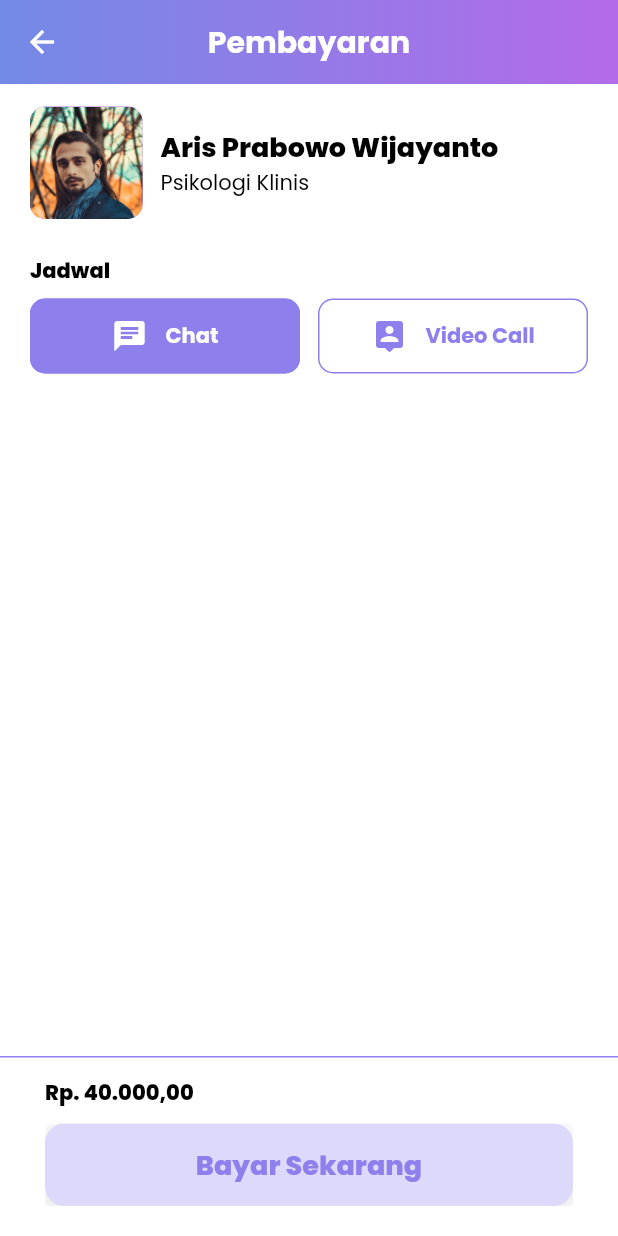
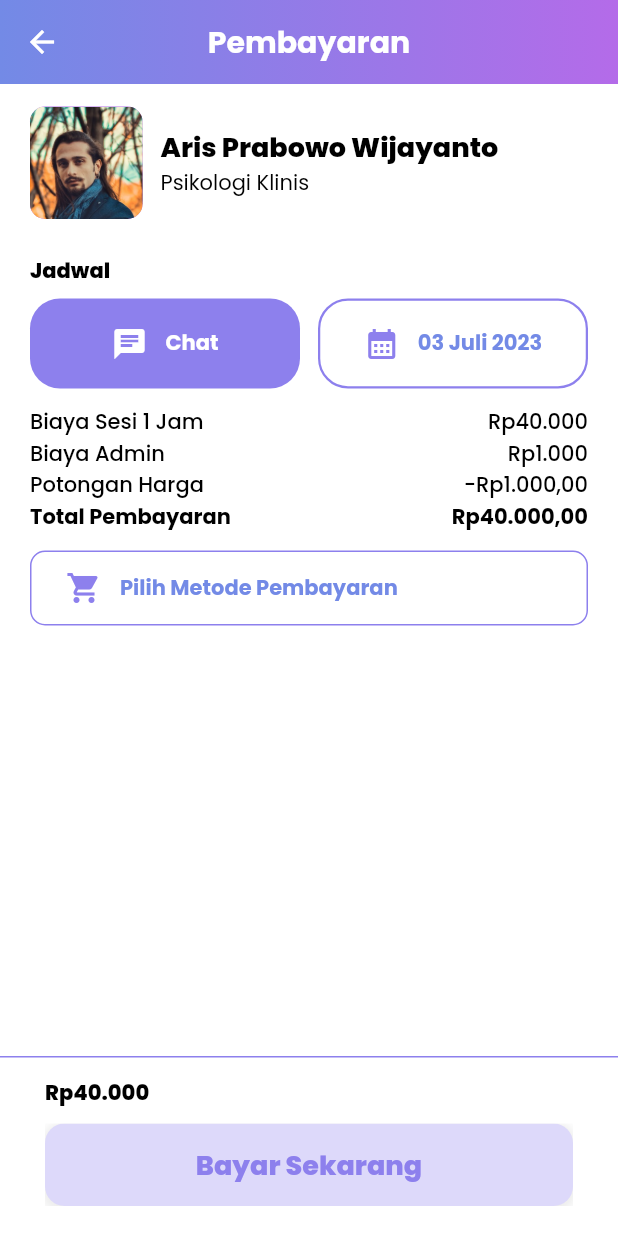
Before and after one commit to dinug-c/mentalove_app, a Flutter app: the Pembayaran screen opened by its route, on a phone screen of 412 x 824 dp. Run offline on Flutter 3.47's test engine with Material 2 defaults, Android fonts, the phone set to English and light mode, and no system bars; our stand-ins replace appwrite, auto_size_text, flutter_bloc, google_fonts.

Commit message:
add slicing ui

```diff
--- a/lib/main.dart
+++ b/lib/main.dart
@@ -7,6 +7,7 @@ import 'package:mentalove_app/ui/pages/history.dart';
 import 'package:mentalove_app/ui/pages/landing_page.dart';
 import 'package:mentalove_app/ui/pages/login_page.dart';
 import 'package:mentalove_app/ui/pages/main_page.dart';
+import 'package:mentalove_app/ui/pages/psikiater_page.dart';
 import 'package:mentalove_app/ui/pages/psikolog_page.dart';
 import 'package:mentalove_app/ui/pages/signup_page.dart';
 import 'package:mentalove_app/ui/pages/tell_us.dart';
@@ -43,6 +44,7 @@ class MainApp extends StatelessWidget {
         '/tellus': (context) => const TellUsPage(),
         '/psikolog-page': (context) => const PsikologPage(),
         '/pembayaran': (context) => const Pembayaran(),
+        '/psikiater-page': (context) => const PsikiaterPage(),
       }),
     );
   }
--- a/lib/ui/pages/counseling.dart
+++ b/lib/ui/pages/counseling.dart
@@ -101,7 +101,9 @@ class _CounselingState extends State<Counseling> {
                           desc:
                               'Membantumu dalam melakukan penanganan lebih lanjut dan memberikan terapi pengobatan.',
                           image: const AssetImage('assets/icon_psiki.png'),
-                          onTap: () {},
+                          onTap: () {
+                            Navigator.pushNamed(context, '/psikiater-page');
+                          },
                         )
                       ]),
                 )
--- a/lib/ui/pages/pembayaran.dart
+++ b/lib/ui/pages/pembayaran.dart
@@ -4,7 +4,6 @@ import 'package:mentalove_app/ui/shared/gaps.dart';
 import 'package:mentalove_app/ui/shared/theme.dart';
 import 'package:mentalove_app/ui/widgets/appbar.dart';
 import 'package:mentalove_app/ui/widgets/button.dart';
-import 'package:mentalove_app/ui/widgets/card.dart';
 
 class Pembayaran extends StatefulWidget {
   const Pembayaran({super.key});
@@ -83,20 +82,12 @@ class _PembayaranState extends State<Pembayaran> {
                         mainAxisAlignment: MainAxisAlignment.start,
                         children: [
                           Expanded(
-                            child: OutlinedButton(
-                                onPressed: () {
-                                  setState(() {});
-                                },
-                                style: OutlinedButton.styleFrom(
-                                    side: BorderSide(
-                                        width: 1.0, color: kPurpleColor),
-                                    padding: const EdgeInsets.symmetric(
-                                        vertical: 13.0),
-                                    backgroundColor: kPurpleColor,
-                                    shape: const RoundedRectangleBorder(
-                                        borderRadius: BorderRadius.all(
-                                            Radius.circular(10))),
-                                    elevation: 0),
+                            child: Container(
+                                height: 60,
+                                decoration: BoxDecoration(
+                                    color: kPurpleColor,
+                                    borderRadius:
+                                        BorderRadius.all(Radius.circular(20))),
                                 child: Row(
                                   mainAxisAlignment: MainAxisAlignment.center,
                                   children: [
@@ -115,6 +106,89 @@ class _PembayaranState extends State<Pembayaran> {
                           ),
                           gapW12,
                           Expanded(
+                            child: Container(
+                                height: 60,
+                                decoration: BoxDecoration(
+                                    color: kWhiteColor,
+                                    border: Border.all(
+                                        color: kPurpleColor, width: 1.5),
+                                    borderRadius:
+                                        BorderRadius.all(Radius.circular(20))),
+                                child: Row(
+                                  mainAxisAlignment: MainAxisAlignment.center,
+                                  children: [
+                                    Icon(
+                                      Icons.calendar_month,
+                                      color: kPurpleColor,
+                                    ),
+                                    gapW12,
+                                    Text(
+                                      '03 Juli 2023',
+                                      style: purpleTextStyle.copyWith(
+                                          fontWeight: bold),
+                                    ),
+                                  ],
+                                )),
+                          ),
+                        ],
+                      ),
+                      gapH12,
+                      Row(
+                        mainAxisAlignment: MainAxisAlignment.spaceBetween,
+                        children: [
+                          Text(
+                            'Biaya Sesi 1 Jam',
+                            style: blackTextStyle.copyWith(fontWeight: medium),
+                          ),
+                          Text(
+                            'Rp40.000',
+                            style: blackTextStyle.copyWith(fontWeight: medium),
+                          ),
+                        ],
+                      ),
+                      Row(
+                        mainAxisAlignment: MainAxisAlignment.spaceBetween,
+                        children: [
+                          Text(
+                            'Biaya Admin',
+                            style: blackTextStyle.copyWith(fontWeight: medium),
+                          ),
+                          Text(
+                            'Rp1.000',
+                            style: blackTextStyle.copyWith(fontWeight: medium),
+                          ),
+                        ],
+                      ),
+                      Row(
+                        mainAxisAlignment: MainAxisAlignment.spaceBetween,
+                        children: [
+                          Text(
+                            'Potongan Harga',
+                            style: blackTextStyle.copyWith(fontWeight: medium),
+                          ),
+                          Text(
+                            '-Rp1.000,00',
+                            style: blackTextStyle.copyWith(fontWeight: medium),
+                          ),
+                        ],
+                      ),
+                      Row(
+                        mainAxisAlignment: MainAxisAlignment.spaceBetween,
+                        children: [
+                          Text(
+                            'Total Pembayaran',
+                            style: blackTextStyle.copyWith(fontWeight: bold),
+                          ),
+                          Text(
+                            'Rp40.000,00',
+                            style: blackTextStyle.copyWith(fontWeight: bold),
+                          ),
+                        ],
+                      ),
+                      gapH12,
+                      Row(
+                        children: [
+                          Expanded(
                             child: OutlinedButton(
                                 onPressed: () {
                                   setState(() {});
@@ -130,18 +204,22 @@ class _PembayaranState extends State<Pembayaran> {
                                             Radius.circular(10))),
                                     elevation: 0),
                                 child: Row(
-                                  mainAxisAlignment: MainAxisAlignment.center,
+                                  mainAxisAlignment: MainAxisAlignment.start,
                                   children: [
-                                    Icon(Icons.person_pin_rounded,
-                                        color: kPurpleColor),
+                                    gapW24,
+                                    Icon(
+                                      Icons.shopping_cart,
+                                      color: kPurpleColor,
+                                    ),
                                     gapW12,
-                                    Text('Video Call',
-                                        style: blackTextStyle.copyWith(
-                                            color: kPurpleColor,
-                                            fontWeight: bold)),
+                                    Text(
+                                      'Pilih Metode Pembayaran',
+                                      style: purpleTextStyle.copyWith(
+                                          fontWeight: bold),
+                                    ),
                                   ],
                                 )),
-                          )
+                          ),
                         ],
                       ),
                     ],
@@ -165,7 +243,7 @@ class _PembayaranState extends State<Pembayaran> {
               child: Column(
                 crossAxisAlignment: CrossAxisAlignment.start,
                 children: [
-                  Text('Rp. 40.000,00',
+                  Text('Rp40.000',
                       style: blackTextStyle.copyWith(fontWeight: extraBold))
                 ],
               ),
```
Also changed, not shown: lib/ui/pages/psikiater_page.dart (added, +74 -0 lines).
